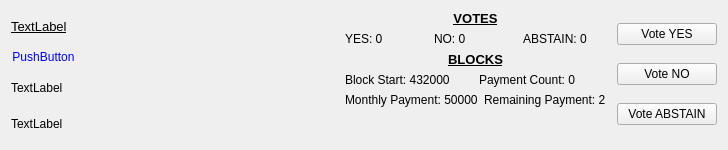
Qt form src/qt/forms/budgetitem.ui (SocialSend/SocialSend) before a commit.
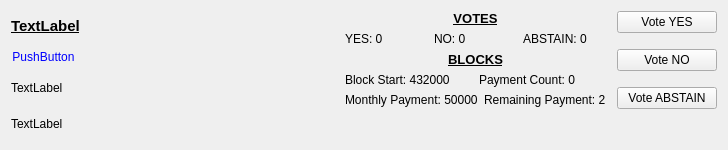
The same form after that commit.

Patch:
```diff
--- a/src/qt/forms/budgetitem.ui
+++ b/src/qt/forms/budgetitem.ui
@@ -37,7 +37,9 @@
         <widget class="QLabel" name="lblBudgetName">
          <property name="font">
           <font>
-           <pointsize>10</pointsize>
+           <pointsize>11</pointsize>
+           <weight>75</weight>
+           <bold>true</bold>
            <underline>true</underline>
           </font>
          </property>
@@ -275,7 +277,10 @@
     </layout>
    </item>
    <item>
-    <layout class="QVBoxLayout" name="verticalLayout_3" stretch="0,0,0">
+    <layout class="QVBoxLayout" name="verticalLayout_3" stretch="0,0,0,0">
+     <property name="spacing">
+      <number>16</number>
+     </property>
      <property name="sizeConstraint">
       <enum>QLayout::SetMinimumSize</enum>
      </property>
@@ -336,6 +341,19 @@
        </property>
       </widget>
      </item>
+     <item>
+      <spacer name="verticalSpacer_2">
+       <property name="orientation">
+        <enum>Qt::Vertical</enum>
+       </property>
+       <property name="sizeHint" stdset="0">
+        <size>
+         <width>20</width>
+         <height>40</height>
+        </size>
+       </property>
+      </spacer>
+     </item>
     </layout>
    </item>
   </layout>
```
